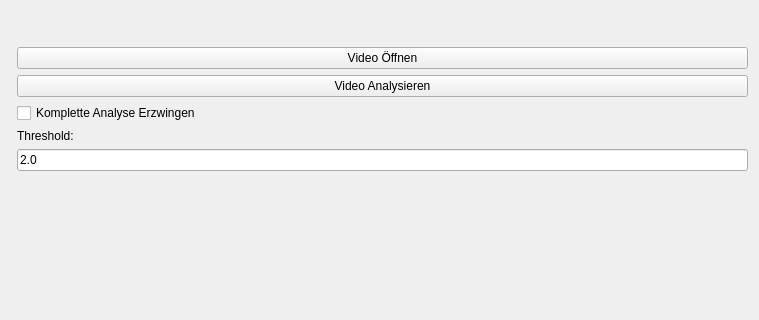
Old version of the form ui/view_eye_blinking.ui in the repository cvjena/JeFaPaTo; both pictures show x 0 to 759 and y 318 to 638 of the 759 by 854 pixel window.
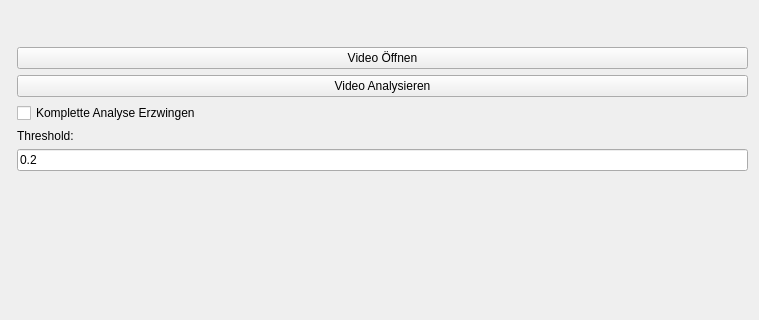
New version of the form.

Commit message: New blinking detection without scaling problems

Diff of the .ui file:
```diff
--- a/ui/view_eye_blinking.ui
+++ b/ui/view_eye_blinking.ui
@@ -117,7 +117,7 @@
           </size>
          </property>
          <property name="text">
-          <string>2.0</string>
+          <string>0.2</string>
          </property>
         </widget>
        </item>
```
The commit also changes 2 other files.
